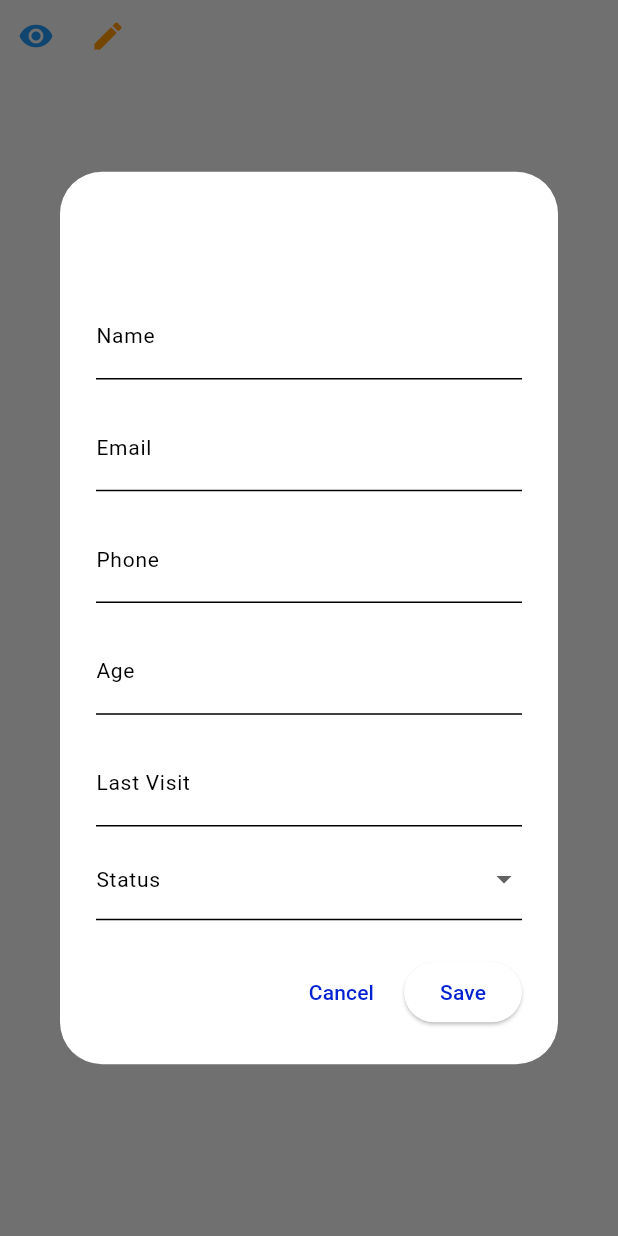
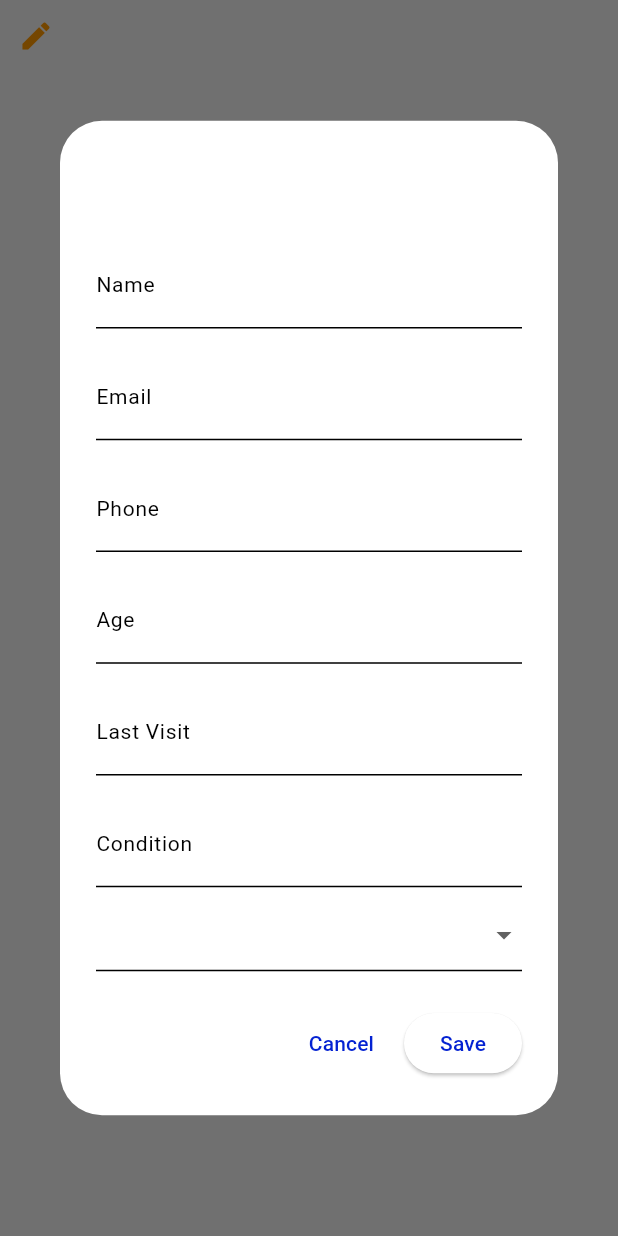
Before and after one commit to naghamalsaho/medilink, a Flutter app: the ActionButtons widget shown alone on an empty page, opened directly with empty values, after a tap on the "edit" icon, on a phone screen of 412 x 824 dp. Run offline on Flutter 3.47's test engine with Material 3 defaults, Android fonts, the phone set to English and light mode, and no system bars; our stand-ins replace audioplayers, dartz, get, get_storage, image_picker, lottie and 1 more; accounts and stored records are empty; network calls fail; Roboto replaces fonts that are missing (Gafata); project files that could hold a hidden picture were left out.

Commit message:
edit patient API

```diff
--- a/lib/api_link.dart
+++ b/lib/api_link.dart
@@ -1,11 +1,12 @@
 class AppLink {
-  static const String serverimage = "http://192.168.139.152:8000";
-  static const String server =
-      "https://cors-anywhere.herokuapp.com/https://medical.doctorme.site";
+  static const String serverImage = "http://192.168.139.152:8000";
+  static const String server = "https://medical.doctorme.site";
 
   //======================================Auth==================================//
   static const String logIn = "$server/api/login";
 
   // ================= Patients =================
   static const String patients = "$server/api/secretary/patients";
+
+  static String updatePatient(int id) => "$server/api/secretary/patients/$id";
 }
--- a/lib/view/widget/PatientsPage/EditPatientDialog.dart
+++ b/lib/view/widget/PatientsPage/EditPatientDialog.dart
@@ -1,7 +1,10 @@
 import 'package:flutter/material.dart';
+import 'package:get/get.dart';
+import 'package:medilink/controller/PatientsController.dart';
 
 class EditPatientDialog extends StatefulWidget {
-  final String name, email, phone, age, lastVisit, status;
+  final String name, email, phone, age, lastVisit, status, condition;
+  final int patientId;
 
   const EditPatientDialog({
     super.key,
@@ -11,7 +14,8 @@ class EditPatientDialog extends StatefulWidget {
     required this.age,
     required this.lastVisit,
     required this.status,
-    required String condition,
+    required this.condition,
+    required this.patientId,
   });
 
   @override
@@ -24,6 +28,7 @@ class _EditPatientDialogState extends State<EditPatientDialog> {
   late TextEditingController phoneController;
   late TextEditingController ageController;
   late TextEditingController lastVisitController;
+  late TextEditingController conditionController;
   late String selectedStatus;
 
   final _formKey = GlobalKey<FormState>();
@@ -36,6 +41,7 @@ class _EditPatientDialogState extends State<EditPatientDialog> {
     phoneController = TextEditingController(text: widget.phone);
     ageController = TextEditingController(text: widget.age);
     lastVisitController = TextEditingController(text: widget.lastVisit);
+    conditionController = TextEditingController(text: widget.condition);
     selectedStatus = widget.status;
   }
 
@@ -59,21 +65,29 @@ class _EditPatientDialogState extends State<EditPatientDialog> {
                 _buildTextField("Phone", phoneController),
                 _buildTextField("Age", ageController),
                 _buildTextField("Last Visit", lastVisitController),
+                _buildTextField("Condition", conditionController),
                 DropdownButtonFormField<String>(
-                  value: selectedStatus,
-                  decoration: const InputDecoration(labelText: "Status"),
+                  value:
+                      [
+                            "Active",
+                            "Follow-up",
+                            "Inactive",
+                          ].contains(widget.status)
+                          ? widget.status
+                          : "Follow-up", // fallback للقيمة الافتراضية                  decoration: const InputDecoration(labelText: "Status"),
                   items:
-                      ['Active', 'Follow-up', 'Inactive']
+                      ["Active", "Follow-up", "Inactive"]
                           .map(
-                            (status) => DropdownMenuItem(
-                              value: status,
-                              child: Text(status),
+                            (value) => DropdownMenuItem(
+                              value: value,
+                              child: Text(value),
                             ),
                           )
                           .toList(),
-                  onChanged: (value) {
+                  onChanged: (newValue) {
                     setState(() {
-                      selectedStatus = value!;
+                      // خزني القيمة الجديدة
+                      selectedStatus = newValue!;
                     });
                   },
                 ),
@@ -83,18 +97,20 @@ class _EditPatientDialogState extends State<EditPatientDialog> {
         ),
       ),
       actions: [
-        TextButton(
-          onPressed: () => Navigator.pop(context),
-          child: const Text("Cancel"),
-        ),
+        TextButton(onPressed: () => Get.back(), child: const Text("Cancel")),
         ElevatedButton(
-          onPressed: () {
+          onPressed: () async {
             if (_formKey.currentState!.validate()) {
-              // TODO: Send updated data to backend here
-              Navigator.pop(context);
-              ScaffoldMessenger.of(context).showSnackBar(
-                const SnackBar(content: Text("Patient updated successfully")),
-              );
+              final controller = Get.find<PatientsController>();
+              await controller.updatePatient(widget.patientId, {
+                'full_name': nameController.text,
+                'email': emailController.text,
+                'phone': phoneController.text,
+                'age': int.tryParse(ageController.text) ?? 0,
+                'last_visit': lastVisitController.text,
+                'status': selectedStatus,
+                'condition': conditionController.text,
+              });
             }
           },
           child: const Text("Save"),
@@ -121,8 +137,9 @@ class _EditPatientDialogState extends State<EditPatientDialog> {
 
   String? _validateEmail(String? value) {
     if (value == null || value.isEmpty) return 'Email is required';
-    if (!RegExp(r'^[\w\.-]+@[\w\.-]+\.\w+$').hasMatch(value))
+    if (!RegExp(r'^[\w\.-]+@[\w\.-]+\.\w+$').hasMatch(value)) {
       return 'Invalid email format';
+    }
     return null;
   }
 }
--- a/lib/view/widget/PatientsPage/PatientsTable.dart
+++ b/lib/view/widget/PatientsPage/PatientsTable.dart
@@ -38,6 +38,7 @@ class PatientsTable extends StatelessWidget {
                   condition: patient.condition ?? "-",
                   lastVisit: patient.lastVisit ?? "-",
                   status: patient.status ?? "N/A",
+                  patientId: patient.id, // هذا السطر الجديد فقط!
                 ),
               ),
             ],
--- a/lib/view/widget/PatientsPage/action_buttons.dart
+++ b/lib/view/widget/PatientsPage/action_buttons.dart
@@ -1,9 +1,11 @@
 import 'package:flutter/material.dart';
+import 'package:get/get.dart';
+import 'package:get/get_core/src/get_main.dart';
 import 'package:medilink/view/widget/PatientsPage/EditPatientDialog.dart';
-import 'package:medilink/view/widget/PatientsPage/PatientDetailsDialog%20.dart';
 
 class ActionButtons extends StatelessWidget {
-  final String name, email, phone, age, gender, status, condition, lastVisit;
+  final String name, email, phone, age, status, condition, lastVisit;
+  final int patientId; // أضفنا هذا فقط
 
   const ActionButtons({
     super.key,
@@ -13,58 +15,32 @@ class ActionButtons extends StatelessWidget {
     required this.age,
     required this.status,
     required this.condition,
-    required this.gender,
     required this.lastVisit,
+    required this.patientId, // أضفنا هذا فقط
   });
 
   @override
   Widget build(BuildContext context) {
     return Row(
       children: [
-        Row(
-          mainAxisAlignment: MainAxisAlignment.center,
-          children: [
         IconButton(
-              icon: const Icon(Icons.visibility, color: Colors.blue),
-              tooltip: 'View Details',
+          icon: const Icon(Icons.edit, color: Colors.orange),
           onPressed: () {
-                showDialog(
-                  context: context,
-                  builder:
-                      (context) => PatientDetailsDialog(
+            Get.dialog(
+              EditPatientDialog(
                 name: name,
                 email: email,
                 phone: phone,
                 age: age,
-                        condition: condition,
                 lastVisit: lastVisit,
                 status: status,
-                      ),
-                );
-              },
-            ),
-            IconButton(
-              icon: const Icon(Icons.edit, color: Colors.orange),
-              tooltip: 'Edit Patient',
-              onPressed: () {
-                showDialog(
-                  context: context,
-                  builder:
-                      (context) => EditPatientDialog(
-                        name: name,
-                        email: email,
-                        phone: phone,
-                        age: age,
                 condition: condition,
-                        lastVisit: lastVisit,
-                        status: status,
+                patientId: patientId, // أضفنا هذا فقط
               ),
             );
           },
         ),
       ],
-        ),
-      ],
     );
   }
 }
```
Also changed, not shown: lib/controller/PatientsController.dart (+43 -1 lines), lib/core/class/crud.dart (+41 -0 lines), lib/data/datasourse/remot/PatientsData .dart (+11 -0 lines), lib/models/patient_model.dart (+6 -4 lines), lib/view/widget/PatientsPage/PatientDetailsDialog .dart (deleted, +0 -55 lines), lib/view/widget/PatientsPage/header_bar.dart (+16 -14 lines), lib/view/widget/PatientsPage/patient_row.dart (+33 -14 lines). Lines whose indentation alone changed are shown as unchanged.
